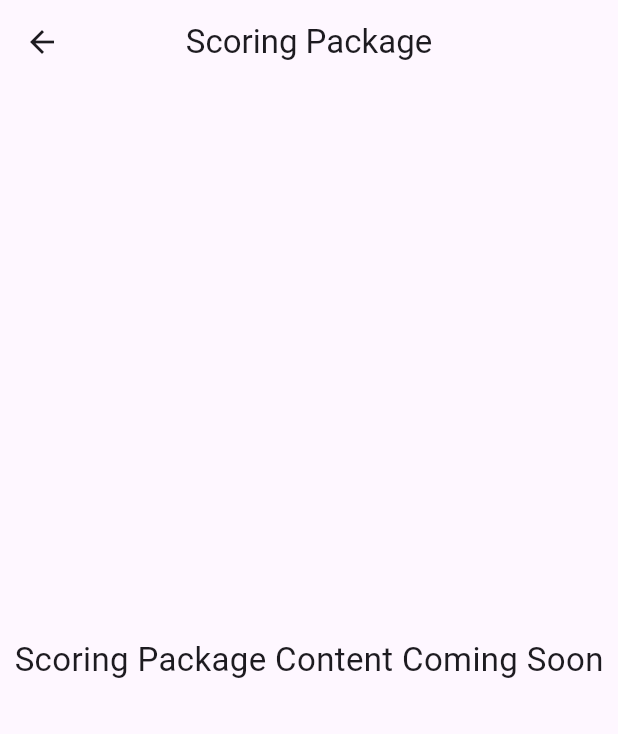
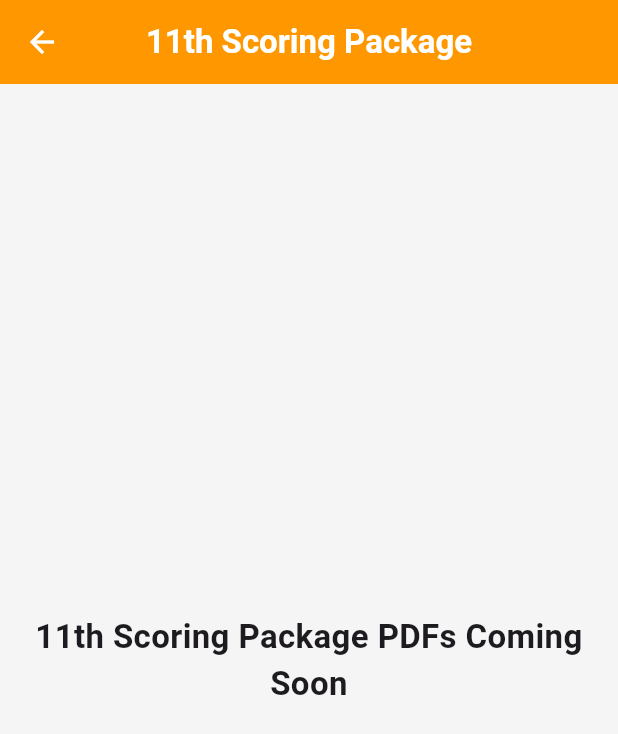
Before and after one commit to adityadu039-360/TopperGuru, a Flutter app: the Class11PhysicsPage screen opened directly, after a tap on "Scoring Package", on a phone screen of 412 x 824 dp. Shown: the top 734 px of the screen. Run offline on Flutter 3.47's test engine with Material 3 defaults, Android fonts, the phone set to English and light mode, and no system bars.

Commit message:
Fix 11th passing and scoring package navigation

```diff
--- a/lib/class11_physics_page.dart
+++ b/lib/class11_physics_page.dart
@@ -1,6 +1,6 @@
 import 'package:flutter/material.dart';
-import 'passing_package_page.dart';
-import 'scoring_package_page.dart';
+import 'class11_passing_package_page.dart';
+import 'class11_scoring_package_page.dart';
 
 class Class11PhysicsPage extends StatelessWidget {
   const Class11PhysicsPage({super.key});
@@ -8,46 +8,59 @@ class Class11PhysicsPage extends StatelessWidget {
   @override
   Widget build(BuildContext context) {
     return Scaffold(
-      backgroundColor: Colors.grey.shade100,
       appBar: AppBar(
-        backgroundColor: Colors.blue,
-        foregroundColor: Colors.white,
-        title: const Text(
-          "11th Physics",
-          style: TextStyle(fontWeight: FontWeight.bold),
-        ),
+        title: const Text("11th Physics"),
         centerTitle: true,
       ),
       body: Padding(
         padding: const EdgeInsets.all(16),
         child: Column(
           children: [
-            PackageCard(
-              title: "Passing Package",
-              icon: Icons.menu_book,
-              color: Colors.green,
+            Card(
+              child: ListTile(
+                leading: const Icon(Icons.menu_book, color: Colors.green),
+                title: const Text(
+                  "Passing Package",
+                  style: TextStyle(
+                    fontSize: 18,
+                    fontWeight: FontWeight.bold,
+                  ),
+                ),
+                trailing: const Icon(Icons.arrow_forward_ios),
                 onTap: () {
                   Navigator.push(
                     context,
                     MaterialPageRoute(
-                    builder: (context) => const PassingPackagePage(),
+                      builder: (context) =>
+                      const Class11PassingPackagePage(),
                     ),
                   );
                 },
               ),
+            ),
             const SizedBox(height: 20),
-            PackageCard(
-              title: "Scoring Package",
-              icon: Icons.workspace_premium,
-              color: Colors.orange,
+            Card(
+              child: ListTile(
+                leading: const Icon(Icons.workspace_premium,
+                    color: Colors.orange),
+                title: const Text(
+                  "Scoring Package",
+                  style: TextStyle(
+                    fontSize: 18,
+                    fontWeight: FontWeight.bold,
+                  ),
+                ),
+                trailing: const Icon(Icons.arrow_forward_ios),
                 onTap: () {
                   Navigator.push(
                     context,
                     MaterialPageRoute(
-                    builder: (context) => const ScoringPackagePage(),
+                      builder: (context) =>
+                      const Class11ScoringPackagePage(),
                     ),
                   );
                 },
+              ),
             ),
           ],
         ),
@@ -55,55 +68,3 @@ class Class11PhysicsPage extends StatelessWidget {
     );
   }
 }
-
-class PackageCard extends StatelessWidget {
-  final String title;
-  final IconData icon;
-  final Color color;
-  final VoidCallback onTap;
-
-  const PackageCard({
-    super.key,
-    required this.title,
-    required this.icon,
-    required this.color,
-    required this.onTap,
-  });
-
-  @override
-  Widget build(BuildContext context) {
-    return Card(
-      elevation: 8,
-      shape: RoundedRectangleBorder(
-        borderRadius: BorderRadius.circular(18),
-      ),
-      child: InkWell(
-        borderRadius: BorderRadius.circular(18),
-        onTap: onTap,
-        child: Padding(
-          padding: const EdgeInsets.symmetric(horizontal: 18, vertical: 18),
-          child: Row(
-            children: [
-              CircleAvatar(
-                radius: 24,
-                backgroundColor: color.withOpacity(0.15),
-                child: Icon(icon, color: color, size: 28),
-              ),
-              const SizedBox(width: 18),
-              Expanded(
-                child: Text(
-                  title,
-                  style: const TextStyle(
-                    fontSize: 20,
-                    fontWeight: FontWeight.bold,
-                  ),
-                ),
-              ),
-              const Icon(Icons.arrow_forward_ios),
-            ],
-          ),
-        ),
-      ),
-    );
-  }
-}
--- /dev/null
+++ b/lib/class11_scoring_package_page.dart
@@ -0,0 +1,31 @@
+import 'package:flutter/material.dart';
+
+class Class11ScoringPackagePage extends StatelessWidget {
+  const Class11ScoringPackagePage({super.key});
+
+  @override
+  Widget build(BuildContext context) {
+    return Scaffold(
+      backgroundColor: Colors.grey.shade100,
+      appBar: AppBar(
+        backgroundColor: Colors.orange,
+        foregroundColor: Colors.white,
+        title: const Text(
+          "11th Scoring Package",
+          style: TextStyle(fontWeight: FontWeight.bold),
+        ),
+        centerTitle: true,
+      ),
+      body: const Center(
+        child: Text(
+          "11th Scoring Package PDFs Coming Soon",
+          style: TextStyle(
+            fontSize: 22,
+            fontWeight: FontWeight.bold,
+          ),
+          textAlign: TextAlign.center,
+        ),
+      ),
+    );
+  }
+}
```
Also changed, not shown: lib/class11_biology_page.dart (+26 -71 lines), lib/class11_chemistry_page.dart (+26 -71 lines), lib/class11_mathematics_page.dart (+26 -71 lines), lib/class11_passing_package_page.dart (added, +31 -0 lines). Lines whose indentation alone changed are shown as unchanged.
